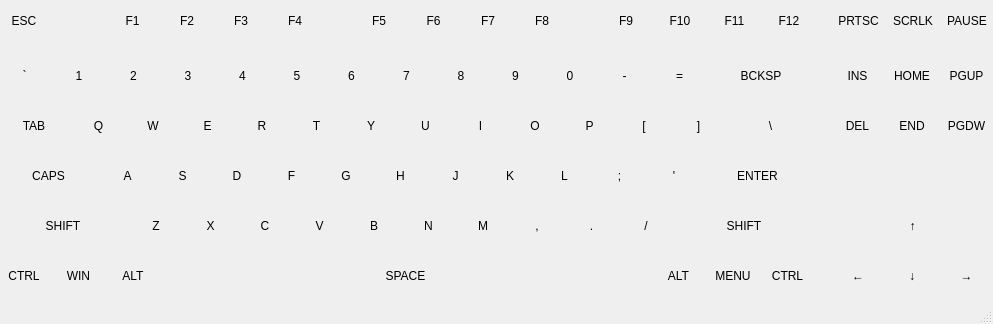
Qt form windows/kbtest/kbtest.ui (devjochem/TestToolV3) before a commit.
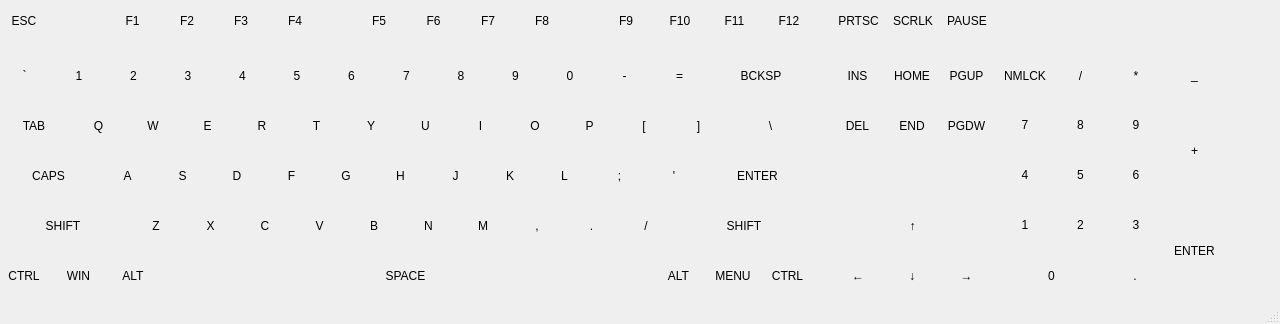
The same form after that commit.

```diff
--- a/windows/kbtest/kbtest.ui
+++ b/windows/kbtest/kbtest.ui
@@ -6,19 +6,19 @@
    <rect>
     <x>0</x>
     <y>0</y>
-    <width>993</width>
+    <width>1280</width>
     <height>324</height>
    </rect>
   </property>
   <property name="minimumSize">
    <size>
-    <width>993</width>
+    <width>1280</width>
     <height>324</height>
    </size>
   </property>
   <property name="maximumSize">
    <size>
-    <width>993</width>
+    <width>1280</width>
     <height>324</height>
    </size>
   </property>
@@ -1077,6 +1077,254 @@
      </item>
     </layout>
    </widget>
+   <widget class="QWidget" name="gridLayoutWidget">
+    <property name="geometry">
+     <rect>
+      <x>1000</x>
+      <y>50</y>
+      <width>161</width>
+      <height>51</height>
+     </rect>
+    </property>
+    <layout class="QGridLayout" name="gridLayout_7" rowstretch="0,0,0,0">
+     <item row="0" column="2">
+      <widget class="QLabel" name="btnKP_MULTIPLY">
+       <property name="text">
+        <string>*</string>
+       </property>
+       <property name="alignment">
+        <set>Qt::AlignmentFlag::AlignCenter</set>
+       </property>
+      </widget>
+     </item>
+     <item row="0" column="1">
+      <widget class="QLabel" name="btnKP_DIVIDE">
+       <property name="text">
+        <string>/</string>
+       </property>
+       <property name="alignment">
+        <set>Qt::AlignmentFlag::AlignCenter</set>
+       </property>
+      </widget>
+     </item>
+     <item row="0" column="0">
+      <widget class="QLabel" name="btnNUM_LOCK">
+       <property name="text">
+        <string>NMLCK</string>
+       </property>
+       <property name="alignment">
+        <set>Qt::AlignmentFlag::AlignCenter</set>
+       </property>
+      </widget>
+     </item>
+    </layout>
+   </widget>
+   <widget class="QWidget" name="horizontalLayoutWidget_7">
+    <property name="geometry">
+     <rect>
+      <x>1000</x>
+      <y>250</y>
+      <width>161</width>
+      <height>51</height>
+     </rect>
+    </property>
+    <layout class="QGridLayout" name="gridLayout_12" columnstretch="2,1">
+     <item row="0" column="0">
+      <widget class="QLabel" name="btnKP_INSERT">
+       <property name="text">
+        <string>0</string>
+       </property>
+       <property name="alignment">
+        <set>Qt::AlignmentFlag::AlignCenter</set>
+       </property>
+      </widget>
+     </item>
+     <item row="0" column="1">
+      <widget class="QLabel" name="btnKP_DELETE">
+       <property name="text">
+        <string>.</string>
+       </property>
+       <property name="alignment">
+        <set>Qt::AlignmentFlag::AlignCenter</set>
+       </property>
+      </widget>
+     </item>
+    </layout>
+   </widget>
+   <widget class="QWidget" name="gridLayoutWidget_2">
+    <property name="geometry">
+     <rect>
+      <x>1000</x>
+      <y>199</y>
+      <width>161</width>
+      <height>51</height>
+     </rect>
+    </property>
+    <layout class="QGridLayout" name="gridLayout_8">
+     <item row="0" column="1">
+      <widget class="QLabel" name="btnKP_DOWN">
+       <property name="text">
+        <string>2</string>
+       </property>
+       <property name="alignment">
+        <set>Qt::AlignmentFlag::AlignCenter</set>
+       </property>
+      </widget>
+     </item>
+     <item row="0" column="0">
+      <widget class="QLabel" name="btnKP_END">
+       <property name="text">
+        <string>1</string>
+       </property>
+       <property name="alignment">
+        <set>Qt::AlignmentFlag::AlignCenter</set>
+       </property>
+      </widget>
+     </item>
+     <item row="0" column="2">
+      <widget class="QLabel" name="btnKP_NEXT">
+       <property name="text">
+        <string>3</string>
+       </property>
+       <property name="alignment">
+        <set>Qt::AlignmentFlag::AlignCenter</set>
+       </property>
+      </widget>
+     </item>
+    </layout>
+   </widget>
+   <widget class="QWidget" name="gridLayoutWidget_3">
+    <property name="geometry">
+     <rect>
+      <x>1000</x>
+      <y>149</y>
+      <width>161</width>
+      <height>51</height>
+     </rect>
+    </property>
+    <layout class="QGridLayout" name="gridLayout_9">
+     <item row="0" column="0">
+      <widget class="QLabel" name="btnKP_LEFT">
+       <property name="text">
+        <string>4</string>
+       </property>
+       <property name="alignment">
+        <set>Qt::AlignmentFlag::AlignCenter</set>
+       </property>
+      </widget>
+     </item>
+     <item row="0" column="1">
+      <widget class="QLabel" name="btnKP_BEGIN">
+       <property name="text">
+        <string>5</string>
+       </property>
+       <property name="alignment">
+        <set>Qt::AlignmentFlag::AlignCenter</set>
+       </property>
+      </widget>
+     </item>
+     <item row="0" column="2">
+      <widget class="QLabel" name="btnKP_RIGHT">
+       <property name="text">
+        <string>6</string>
+       </property>
+       <property name="alignment">
+        <set>Qt::AlignmentFlag::AlignCenter</set>
+       </property>
+      </widget>
+     </item>
+    </layout>
+   </widget>
+   <widget class="QWidget" name="gridLayoutWidget_4">
+    <property name="geometry">
+     <rect>
+      <x>1000</x>
+      <y>99</y>
+      <width>161</width>
+      <height>51</height>
+     </rect>
+    </property>
+    <layout class="QGridLayout" name="gridLayout_10">
+     <item row="0" column="1">
+      <widget class="QLabel" name="btnKP_UP">
+       <property name="text">
+        <string>8</string>
+       </property>
+       <property name="alignment">
+        <set>Qt::AlignmentFlag::AlignCenter</set>
+       </property>
+      </widget>
+     </item>
+     <item row="0" column="0">
+      <widget class="QLabel" name="btnKP_HOME">
+       <property name="text">
+        <string>7</string>
+       </property>
+       <property name="alignment">
+        <set>Qt::AlignmentFlag::AlignCenter</set>
+       </property>
+      </widget>
+     </item>
+     <item row="0" column="2">
+      <widget class="QLabel" name="btnKP_PAGE_UP">
+       <property name="text">
+        <string>9</string>
+       </property>
+       <property name="alignment">
+        <set>Qt::AlignmentFlag::AlignCenter</set>
+       </property>
+      </widget>
+     </item>
+    </layout>
+   </widget>
+   <widget class="QLabel" name="btnKP_ADD">
+    <property name="geometry">
+     <rect>
+      <x>1170</x>
+      <y>100</y>
+      <width>49</width>
+      <height>101</height>
+     </rect>
+    </property>
+    <property name="text">
+     <string>+</string>
+    </property>
+    <property name="alignment">
+     <set>Qt::AlignmentFlag::AlignCenter</set>
+    </property>
+   </widget>
+   <widget class="QLabel" name="btnKP_SUBTRACT">
+    <property name="geometry">
+     <rect>
+      <x>1170</x>
+      <y>50</y>
+      <width>49</width>
+      <height>49</height>
+     </rect>
+    </property>
+    <property name="text">
+     <string>_</string>
+    </property>
+    <property name="alignment">
+     <set>Qt::AlignmentFlag::AlignCenter</set>
+    </property>
+   </widget>
+   <widget class="QLabel" name="btnKP_ENTER">
+    <property name="geometry">
+     <rect>
+      <x>1170</x>
+      <y>200</y>
+      <width>49</width>
+      <height>101</height>
+     </rect>
+    </property>
+    <property name="text">
+     <string>ENTER</string>
+    </property>
+    <property name="alignment">
+     <set>Qt::AlignmentFlag::AlignCenter</set>
+    </property>
+   </widget>
   </widget>
   <widget class="QStatusBar" name="statusbar"/>
  </widget>
```
